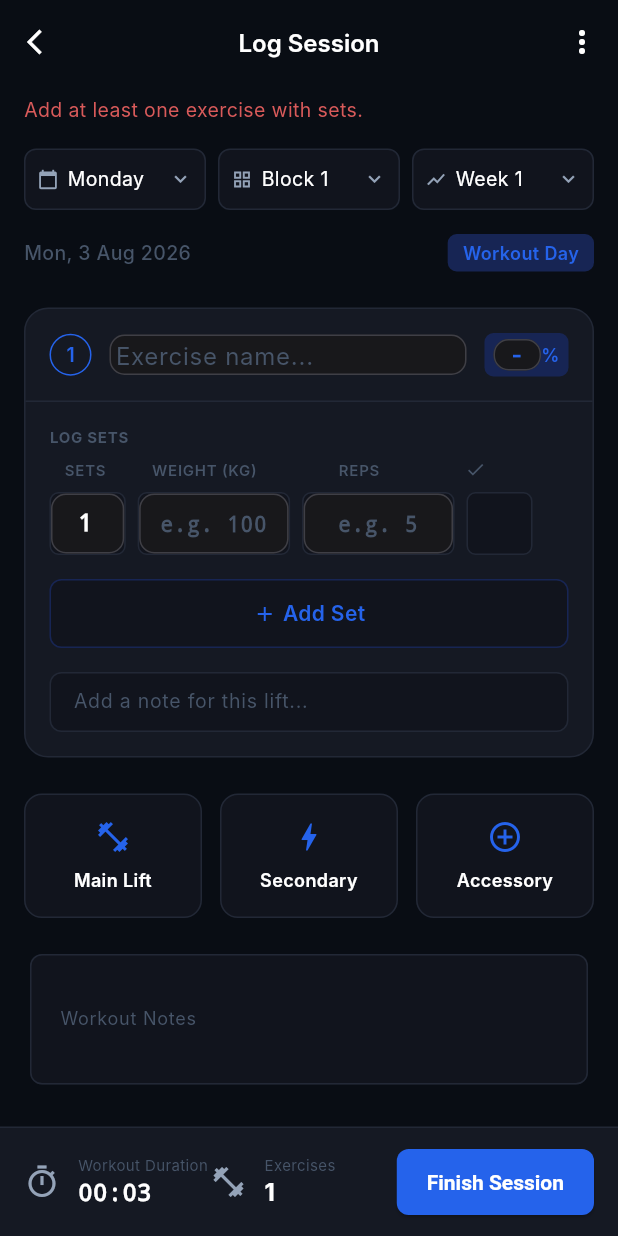
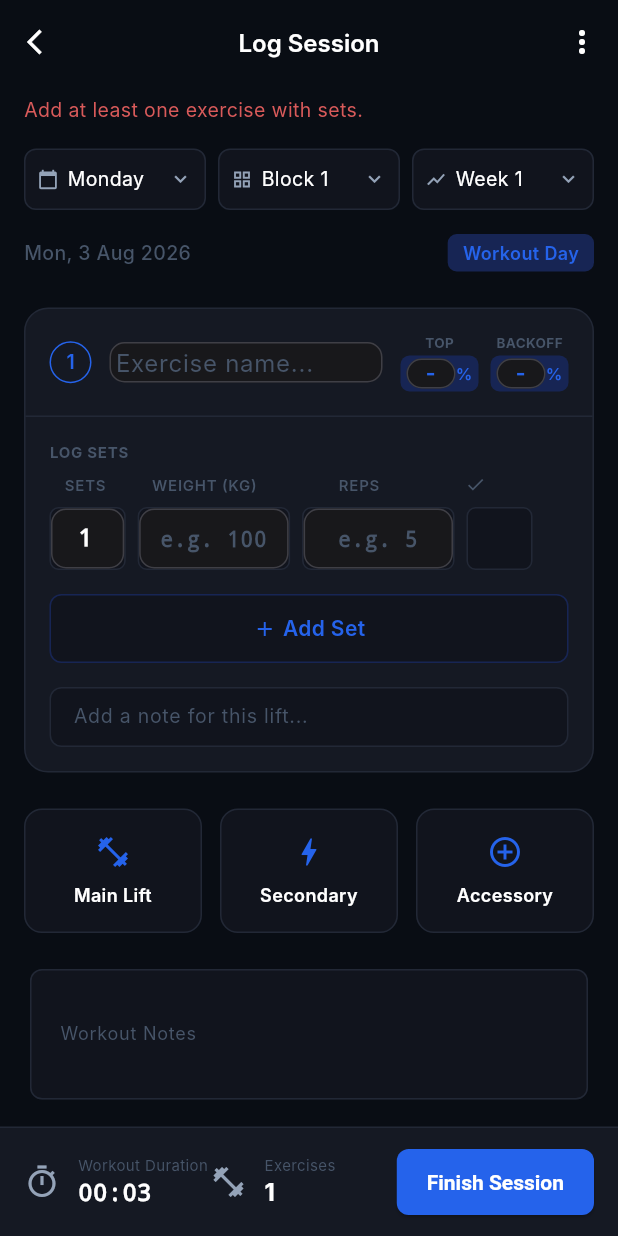
Before and after one commit to ImmortalWP/SBD-Tracker, a Flutter app: the AddSessionScreen screen opened directly, after a tap on "Finish Session", on a phone screen of 412 x 824 dp. Run offline on Flutter 3.47's test engine with Material 3 defaults, Android fonts, the light colour scheme and no system bars; our stand-ins replace csv, fl_chart, pdf, screenshot, share_plus, shared_preferences; accounts and stored records are empty; network calls fail; Roboto replaces fonts that are missing (Inter).

Commit message:
Add Top % and Backoff % fields to exercise header in logger and history

```diff
--- a/mobile/lib/screens/add_session_screen.dart
+++ b/mobile/lib/screens/add_session_screen.dart
@@ -396,11 +396,13 @@ class _AddSessionScreenState extends State<AddSessionScreen> with WidgetsBinding
       }
       if (sets.isEmpty) continue;
       final pct = ex.pctCtrl.text.trim();
+      final backoffPct = ex.backoffPctCtrl.text.trim();
       final note = ex.noteCtrl.text.trim();
       exercises.add({
         'name': ex.name.trim(),
         'category': ex.category,
         if (pct.isNotEmpty) 'percentage': int.tryParse(pct),
+        if (backoffPct.isNotEmpty) 'backoffPercentage': int.tryParse(backoffPct),
         if (note.isNotEmpty) 'note': note,
         'sets': sets,
       });
@@ -887,15 +889,26 @@ class _ExData {
   String category;
   List<Map<String, dynamic>>? pastSets;
   final TextEditingController pctCtrl;
+  final TextEditingController backoffPctCtrl;
   final TextEditingController noteCtrl;
   final List<_SetData> sets;
 
-  _ExData({required this.id, required this.name, required this.category, required this.pctCtrl, required this.noteCtrl, required this.sets, this.pastSets});
+  _ExData({
+    required this.id,
+    required this.name,
+    required this.category,
+    required this.pctCtrl,
+    required this.backoffPctCtrl,
+    required this.noteCtrl,
+    required this.sets,
+    this.pastSets,
+  });
 
   factory _ExData.empty(String category) => _ExData(
     id: 'ex_${_AddSessionScreenState._idCounter++}_${DateTime.now().millisecondsSinceEpoch}',
     name: '', category: category,
     pctCtrl: TextEditingController(),
+    backoffPctCtrl: TextEditingController(),
     noteCtrl: TextEditingController(),
     sets: [_SetData.empty()],
   );
@@ -919,6 +932,7 @@ class _ExData {
       name: m['name'] ?? '',
       category: m['category'] ?? 'main',
       pctCtrl: TextEditingController(text: (m['percentage'] ?? '').toString()),
+      backoffPctCtrl: TextEditingController(text: (m['backoffPercentage'] ?? '').toString()),
       noteCtrl: TextEditingController(text: (m['note'] ?? '').toString()),
       sets: sets,
     );
@@ -928,6 +942,7 @@ class _ExData {
     'name': name,
     'category': category,
     'percentage': pctCtrl.text,
+    'backoffPercentage': backoffPctCtrl.text,
     'note': noteCtrl.text,
     'sets': sets.map((s) => {
       'weight': s.wCtrl.text,
@@ -939,6 +954,7 @@ class _ExData {
 
   void dispose() {
     pctCtrl.dispose();
+    backoffPctCtrl.dispose();
     noteCtrl.dispose();
     for (final s in sets) s.dispose();
   }
@@ -1123,10 +1139,15 @@ class _ExerciseCardState extends State<_ExerciseCard> {
               const SizedBox(width: 12),
               Expanded(child: _buildNamePicker(context)),
               const SizedBox(width: 12),
-              if (d.category == 'main' || d.category == 'secondary')
+              if (d.category == 'main' || d.category == 'secondary') ...[
+                Column(
+                  mainAxisSize: MainAxisSize.min,
+                  children: [
+                    const Text('TOP', style: TextStyle(fontSize: 9, color: AppColors.textMuted, fontWeight: FontWeight.w700)),
+                    const SizedBox(height: 2),
                     Container(
-                  width: 56,
-                  padding: const EdgeInsets.symmetric(horizontal: 6, vertical: 4),
+                      width: 52,
+                      padding: const EdgeInsets.symmetric(horizontal: 4, vertical: 2),
                       decoration: BoxDecoration(color: AppColors.accentBlueBg, borderRadius: BorderRadius.circular(6)),
                       child: Row(
                         children: [
@@ -1136,20 +1157,57 @@ class _ExerciseCardState extends State<_ExerciseCard> {
                               keyboardType: TextInputType.number,
                               inputFormatters: [FilteringTextInputFormatter.digitsOnly],
                               textAlign: TextAlign.center,
-                          style: const TextStyle(fontSize: 14, color: AppColors.accentBlue, fontWeight: FontWeight.w600, fontFamily: 'monospace'),
+                              style: const TextStyle(fontSize: 13, color: AppColors.accentBlue, fontWeight: FontWeight.w600, fontFamily: 'monospace'),
                               decoration: const InputDecoration(
                                 hintText: '-',
-                            hintStyle: TextStyle(fontSize: 14, color: AppColors.accentBlue),
+                                hintStyle: TextStyle(fontSize: 13, color: AppColors.accentBlue),
                                 border: InputBorder.none,
                                 isDense: true,
                                 contentPadding: EdgeInsets.zero,
                               ),
                             ),
                           ),
-                      const Text('%', style: TextStyle(fontSize: 12, color: AppColors.accentBlue, fontWeight: FontWeight.w600)),
-                    ],
-                  ),
-                ),
+                          const Text('%', style: TextStyle(fontSize: 11, color: AppColors.accentBlue, fontWeight: FontWeight.w600)),
+                        ],
+                      ),
+                    ),
+                  ],
+                ),
+                const SizedBox(width: 8),
+                Column(
+                  mainAxisSize: MainAxisSize.min,
+                  children: [
+                    const Text('BACKOFF', style: TextStyle(fontSize: 9, color: AppColors.textMuted, fontWeight: FontWeight.w700)),
+                    const SizedBox(height: 2),
+                    Container(
+                      width: 52,
+                      padding: const EdgeInsets.symmetric(horizontal: 4, vertical: 2),
+                      decoration: BoxDecoration(color: AppColors.accentBlueBg, borderRadius: BorderRadius.circular(6)),
+                      child: Row(
+                        children: [
+                          Expanded(
+                            child: TextField(
+                              controller: d.backoffPctCtrl,
+                              keyboardType: TextInputType.number,
+                              inputFormatters: [FilteringTextInputFormatter.digitsOnly],
+                              textAlign: TextAlign.center,
+                              style: const TextStyle(fontSize: 13, color: AppColors.accentBlue, fontWeight: FontWeight.w600, fontFamily: 'monospace'),
+                              decoration: const InputDecoration(
+                                hintText: '-',
+                                hintStyle: TextStyle(fontSize: 13, color: AppColors.accentBlue),
+                                border: InputBorder.none,
+                                isDense: true,
+                                contentPadding: EdgeInsets.zero,
+                              ),
+                            ),
+                          ),
+                          const Text('%', style: TextStyle(fontSize: 11, color: AppColors.accentBlue, fontWeight: FontWeight.w600)),
+                        ],
+                      ),
+                    ),
+                  ],
+                ),
+              ],
               if (widget.canDelete) ...[
                 const SizedBox(width: 8),
                 PopupMenuButton<String>(
--- a/mobile/lib/screens/sessions_screen.dart
+++ b/mobile/lib/screens/sessions_screen.dart
@@ -430,6 +430,7 @@ class _ExerciseHistoryTileState extends State<_ExerciseHistoryTile> {
   Widget build(BuildContext context) {
     final name = widget.ex['name']?.toString() ?? 'Unknown Lift';
     final pct = widget.ex['percentage']?.toString();
+    final backoffPct = widget.ex['backoffPercentage']?.toString();
     final setsList = widget.ex['sets'] as List? ?? [];
 
     double maxWeight = 0;
@@ -480,7 +481,11 @@ class _ExerciseHistoryTileState extends State<_ExerciseHistoryTile> {
                           Text(name, style: const TextStyle(fontSize: 15, fontWeight: FontWeight.w600, color: AppColors.accentBlueLight)),
                           if (pct != null && pct.isNotEmpty) ...[
                             const SizedBox(width: 8),
-                            Text('— $pct%', style: const TextStyle(fontSize: 14, color: AppColors.textSecondary)),
+                            Text('— $pct%', style: const TextStyle(fontSize: 14, color: AppColors.accentBlue, fontWeight: FontWeight.w600)),
+                          ],
+                          if (backoffPct != null && backoffPct.isNotEmpty) ...[
+                            const SizedBox(width: 6),
+                            Text('($backoffPct% backoff)', style: const TextStyle(fontSize: 13, color: AppColors.textSecondary)),
                           ],
                         ],
                       ),
```
Also changed, not shown: 1 other file. Lines whose indentation alone changed are shown as unchanged.
